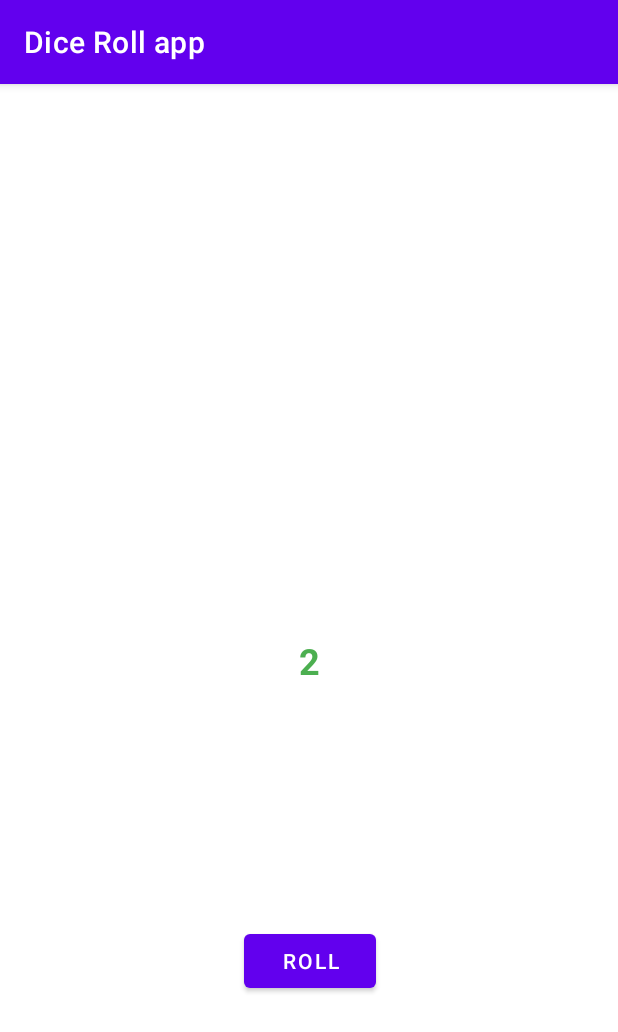
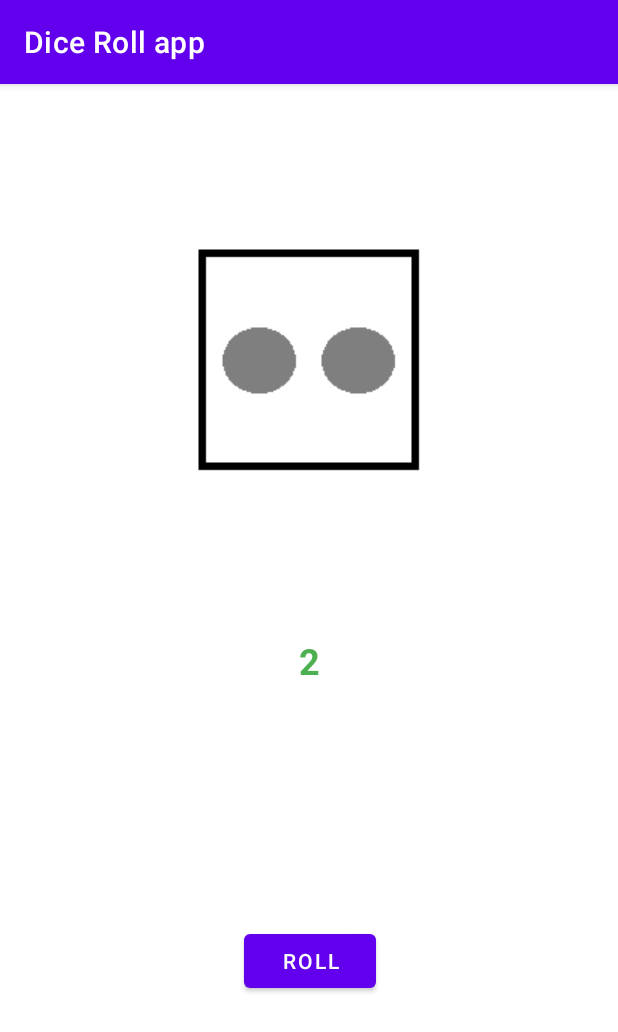
Before and after one commit to Bitan701/Dice-Roll, an Android app: the screen it shows after launch (MainActivity), after a tap on "ROLL", on a phone screen of 412 x 824 dp. Shown: the top 1032 px of the screen. Run offline under Robolectric (Android 15) with nearby library versions, the phone set to English and light mode, and no system bars.

Commit message:
Sprint 3

```diff
--- a/Code/app/src/main/java/com/example/dicerollapp/MainActivity.java
+++ b/Code/app/src/main/java/com/example/dicerollapp/MainActivity.java
@@ -5,6 +5,7 @@ import androidx.appcompat.app.AppCompatActivity;
 import android.os.Bundle;
 import android.view.View;
 import android.widget.Button;
+import android.widget.ImageView;
 import android.widget.TextView;
 
 import java.util.Random;
@@ -21,6 +22,7 @@ public class MainActivity extends AppCompatActivity {
 
         TextView textResult = findViewById(R.id.textResult);
         Button buttonRoll = findViewById(R.id.buttonRoll);
+        ImageView imageDice = findViewById(R.id.imageDice);
 
 
         buttonRoll.setOnClickListener(new View.OnClickListener() {
@@ -28,6 +30,36 @@ public class MainActivity extends AppCompatActivity {
             public void onClick(View v) {
                 randomNumber = random.nextInt(5)+1;
                 textResult.setText(""+randomNumber);
+                if(randomNumber == 1)
+                {
+                    imageDice.setImageResource(R.mipmap.rolled_one);
+                    imageDice.setVisibility(View.VISIBLE);
+                }
+                if(randomNumber == 2)
+                {
+                    imageDice.setImageResource(R.mipmap.rolled_two);
+                    imageDice.setVisibility(View.VISIBLE);
+                }
+                if(randomNumber == 3)
+                {
+                    imageDice.setImageResource(R.mipmap.rolled_three);
+                    imageDice.setVisibility(View.VISIBLE);
+                }
+                if(randomNumber == 4)
+                {
+                    imageDice.setImageResource(R.mipmap.rolled_four);
+                    imageDice.setVisibility(View.VISIBLE);
+                }
+                if(randomNumber == 5)
+                {
+                    imageDice.setImageResource(R.mipmap.rolled_five);
+                    imageDice.setVisibility(View.VISIBLE);
+                }
+                if(randomNumber == 6)
+                {
+                    imageDice.setImageResource(R.mipmap.rolled_six);
+                    imageDice.setVisibility(View.VISIBLE);
+                }
             }
         });
     }
```
Also changed, not shown: Code/app/src/main/res/mipmap-mdpi/rolled_five.png (added), Code/app/src/main/res/mipmap-mdpi/rolled_four.png (added), Code/app/src/main/res/mipmap-mdpi/rolled_six.png (added), Code/app/src/main/res/mipmap-mdpi/rolled_three.png (added), Code/app/src/main/res/mipmap-mdpi/rolled_two.png (added), 6 other files.
